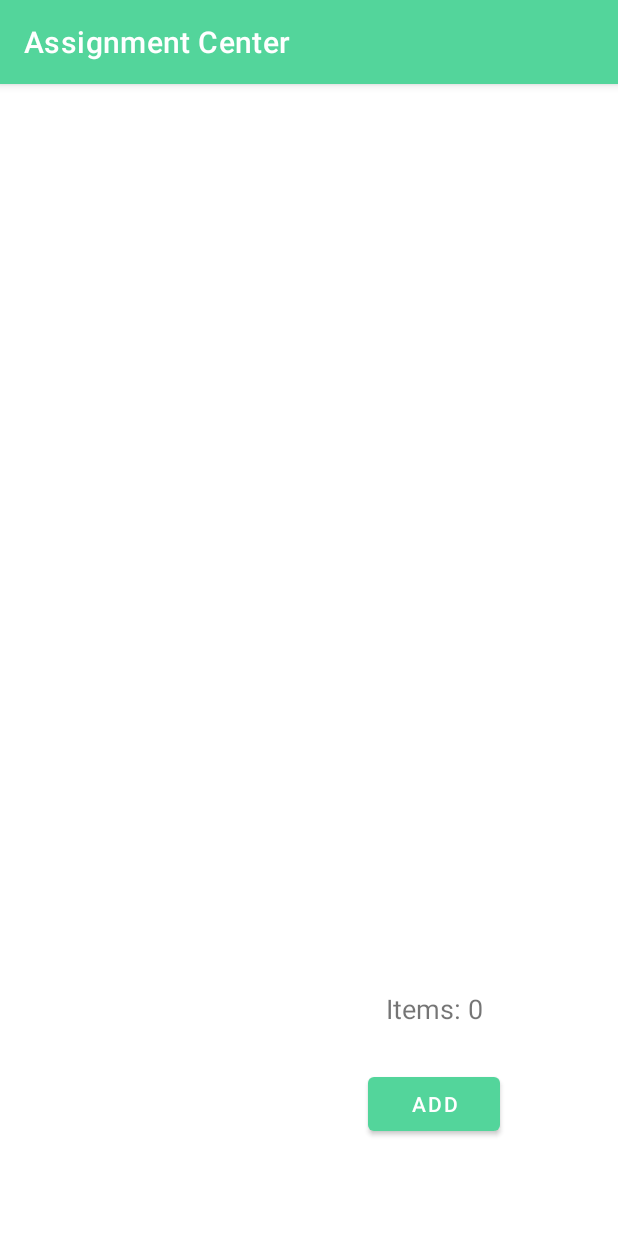
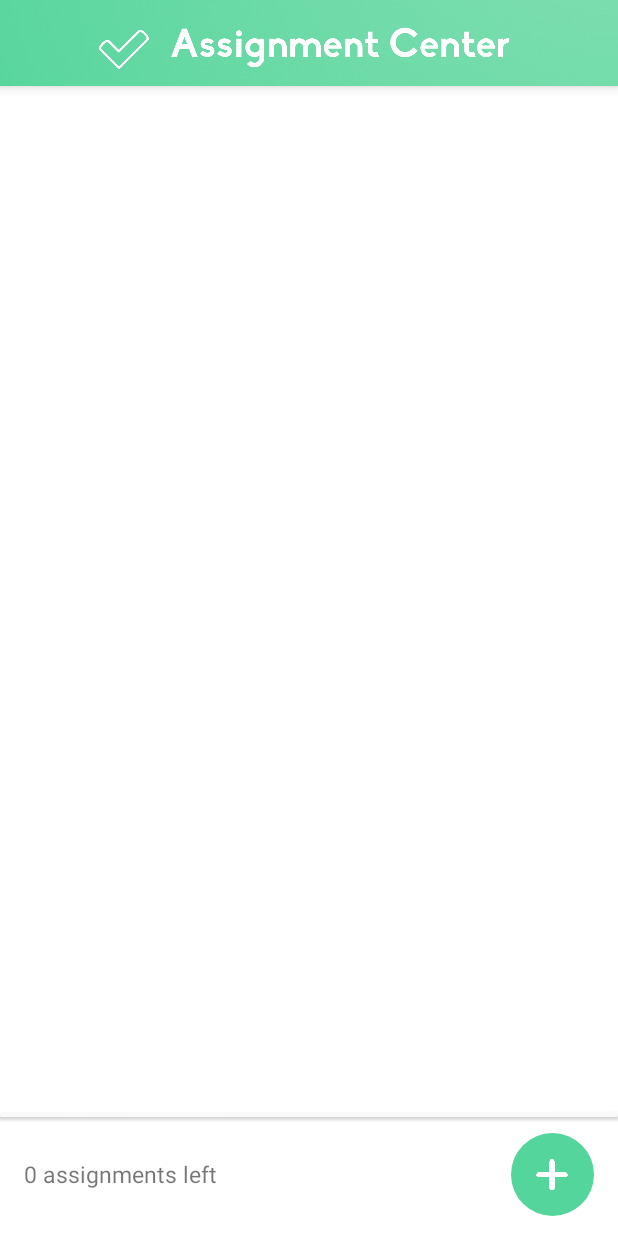
Before and after one commit to ssnickers700/assignment-center, an Android app: the screen it shows after launch (MainActivity), on a phone screen of 412 x 824 dp. Run offline under Robolectric (Android 15) with nearby library versions, the phone set to English and light mode, and no system bars; our stand-ins replace Room's generated code.

Commit message:
refactor list screen layout

```diff
--- a/app/src/main/java/com/example/assignmentcenter/fragments/ListFragment.kt
+++ b/app/src/main/java/com/example/assignmentcenter/fragments/ListFragment.kt
@@ -108,7 +108,7 @@ class ListFragment : Fragment(), AssignmentAdapter.OnClickListener {
     }
 
     private fun updateItemCount() {
-        binding.itemCount.text = "Items: ${adapter?.itemCount ?: 0}"
+        binding.itemCount.text = "${adapter?.itemCount ?: 0} assignments left"
     }
 
 }
--- /dev/null
+++ b/app/src/main/res/drawable/round_button.xml
@@ -0,0 +1,9 @@
+<?xml version="1.0" encoding="utf-8"?>
+<selector xmlns:android="http://schemas.android.com/apk/res/android">
+    <item>
+        <shape>
+            <solid android:color="@color/green5" />
+            <corners android:radius="300dp" />
+        </shape>
+    </item>
+</selector>
--- /dev/null
+++ b/app/src/main/res/drawable/shadow_line.xml
@@ -0,0 +1,5 @@
+<?xml version="1.0" encoding="utf-8"?>
+<shape xmlns:android="http://schemas.android.com/apk/res/android">
+    <solid android:color="#FAFAFA" />
+    <corners android:radius="2dp" />
+</shape>
--- a/app/src/main/res/layout/fragment_list.xml
+++ b/app/src/main/res/layout/fragment_list.xml
@@ -10,10 +10,11 @@
         android:id="@+id/list"
         android:layout_width="0dp"
         android:layout_height="0dp"
+        android:elevation="8dp"
         app:layout_constraintBottom_toTopOf="@+id/guideline"
         app:layout_constraintEnd_toEndOf="parent"
         app:layout_constraintStart_toStartOf="parent"
-        app:layout_constraintTop_toTopOf="parent"
+        app:layout_constraintTop_toBottomOf="@+id/logo"
         tools:liastitem="@layout/list_item" />
 
     <androidx.constraintlayout.widget.Guideline
@@ -21,7 +22,7 @@
         android:layout_width="wrap_content"
         android:layout_height="wrap_content"
         android:orientation="horizontal"
-        app:layout_constraintGuide_percent="0.75" />
+        app:layout_constraintGuide_percent="0.9" />
 
     <Button
         android:id="@+id/btSort"
@@ -36,27 +37,60 @@
         app:layout_constraintStart_toStartOf="parent"
         app:layout_constraintTop_toTopOf="@+id/guideline" />
 
-    <Button
+    <!--<Button
         android:id="@+id/btAdd"
         android:layout_width="wrap_content"
         android:layout_height="wrap_content"
+        android:layout_marginEnd="16dp"
         android:text="Add"
-        app:layout_constraintBottom_toBottomOf="@+id/btSort"
+        app:layout_constraintBottom_toBottomOf="parent"
         app:layout_constraintEnd_toEndOf="parent"
-        app:layout_constraintHorizontal_bias="0.5"
-        app:layout_constraintStart_toEndOf="@+id/btSort"
-        app:layout_constraintTop_toTopOf="@+id/btSort" />
+        app:layout_constraintTop_toTopOf="@+id/guideline" />-->
+
+    <ImageButton
+        android:id="@+id/btAdd"
+        android:layout_width="55dp"
+        android:layout_height="55dp"
+        android:layout_marginEnd="16dp"
+        android:padding="8dp"
+        android:background="@drawable/round_button"
+        android:scaleType="centerInside"
+        android:src="@drawable/plus"
+        app:layout_constraintBottom_toBottomOf="parent"
+        app:layout_constraintEnd_toEndOf="parent"
+        app:layout_constraintTop_toTopOf="@+id/guideline" />
 
     <TextView
         android:id="@+id/itemCount"
         android:layout_width="wrap_content"
         android:layout_height="wrap_content"
-        android:layout_marginTop="16dp"
-        android:layout_marginBottom="16dp"
-        android:textSize="18sp"
-        app:layout_constraintBottom_toTopOf="@+id/btAdd"
-        app:layout_constraintEnd_toEndOf="@+id/btAdd"
-        app:layout_constraintStart_toStartOf="@+id/btAdd"
+        android:layout_marginStart="16dp"
+        android:textSize="15sp"
+        app:layout_constraintBottom_toBottomOf="parent"
+        app:layout_constraintStart_toStartOf="parent"
+        app:layout_constraintTop_toBottomOf="@+id/list" />
+
+    <View
+        android:id="@+id/shadowLine"
+        android:layout_width="0dp"
+        android:layout_height="3dp"
+        android:background="@drawable/shadow_line"
+        android:elevation="1.5dp"
+        app:layout_constraintEnd_toEndOf="parent"
+        app:layout_constraintStart_toStartOf="parent"
         app:layout_constraintTop_toTopOf="@+id/guideline" />
 
+    <ImageView
+        android:id="@+id/logo"
+        android:layout_width="0dp"
+        android:layout_height="0dp"
+        android:elevation="5dp"
+        android:scaleType="centerCrop"
+        android:outlineProvider="bounds"
+        app:layout_constraintDimensionRatio="7.17:1"
+        app:layout_constraintEnd_toEndOf="parent"
+        app:layout_constraintStart_toStartOf="parent"
+        app:layout_constraintTop_toTopOf="parent"
+        app:srcCompat="@drawable/logo" />
+
 </androidx.constraintlayout.widget.ConstraintLayout>
--- a/app/src/main/res/values/themes.xml
+++ b/app/src/main/res/values/themes.xml
@@ -6,11 +6,14 @@
         <item name="colorPrimaryVariant">@color/purple_700</item>
         <item name="colorOnPrimary">@color/white</item>
         <!-- Secondary brand color. -->
-        <item name="colorSecondary">@color/teal_200</item>
+        <item name="colorSecondary">@color/green1</item>
         <item name="colorSecondaryVariant">@color/teal_700</item>
         <item name="colorOnSecondary">@color/black</item>
         <!-- Status bar color. -->
         <item name="android:statusBarColor">?attr/colorPrimaryVariant</item>
         <!-- Customize your theme here. -->
+        <item name="windowActionBar">false</item>
+        <item name="windowNoTitle">true</item>
+        <item name="android:windowFullscreen">true</item>
     </style>
 </resources>
```
Also changed, not shown: app/src/main/res/drawable/logo.png (added), app/src/main/res/drawable/plus.png (added).
